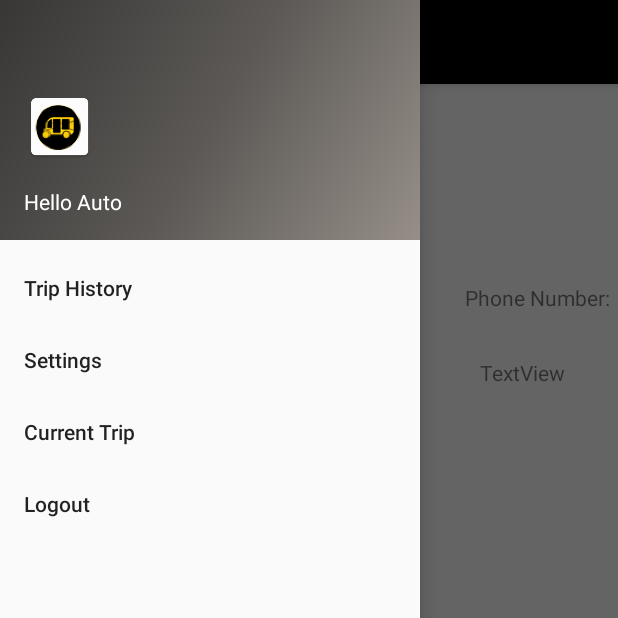
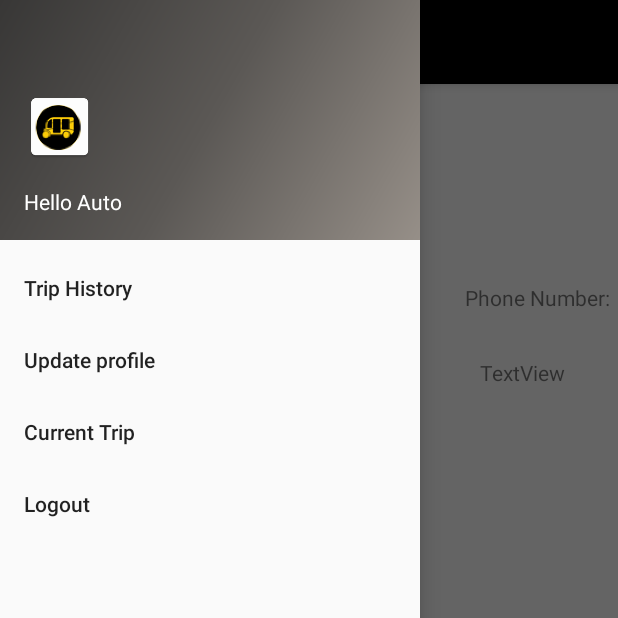
Before and after one commit to rimonrpallan3/TaxiApp, an Android app: the DriverAlertActivity screen opened directly, with no data from a screen before it, with the side drawer open, on a phone screen of 412 x 824 dp, the top half of it. Run offline under Robolectric (Android 15) with nearby library versions, the phone set to English and light mode, and no system bars.

Commit message:
Setting To update profile both menu

```diff
--- a/app/src/main/res/menu/metro_taxi_driver_nav_menu.xml
+++ b/app/src/main/res/menu/metro_taxi_driver_nav_menu.xml
@@ -7,7 +7,7 @@
             android:title="Trip History" />
         <item
             android:id="@+id/nav_driver_settings"
-            android:title="Settings" />
+            android:title="Update profile" />
         <item
             android:id="@+id/nav_driver_current_trip"
             android:title="Current Trip" />
--- a/app/src/main/res/menu/metro_taxi_nav_menu.xml
+++ b/app/src/main/res/menu/metro_taxi_nav_menu.xml
@@ -13,7 +13,7 @@
             android:title="Trip History" />
         <item
             android:id="@+id/nav_settings"
-            android:title="Settings" />
+            android:title="Update profile" />
         <item
             android:id="@+id/nav_recharge"
             android:title="Recharge"
```
